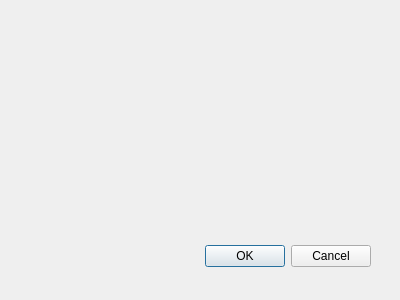
Qt form OpenAerialMap/gui/ui/setting_dialog.ui (hotosm/oam-qgis-plugin) before a commit.
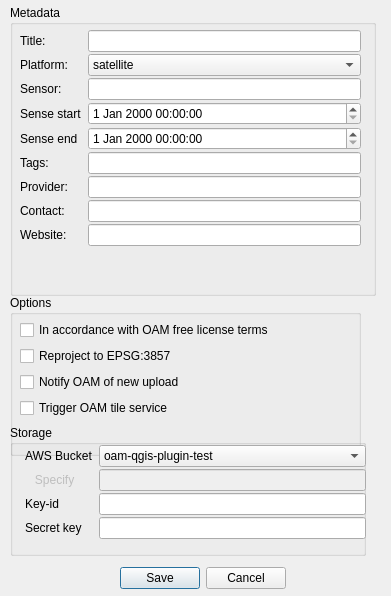
The same form after that commit.

Commit message: Changes to wizard and dialog layouts. New layout for imagery search/browsing.

What changed in the file:
```diff
--- a/OpenAerialMap/gui/ui/setting_dialog.ui
+++ b/OpenAerialMap/gui/ui/setting_dialog.ui
@@ -6,8 +6,8 @@
    <rect>
     <x>0</x>
     <y>0</y>
-    <width>400</width>
-    <height>300</height>
+    <width>391</width>
+    <height>596</height>
    </rect>
   </property>
   <property name="windowTitle">
@@ -16,19 +16,365 @@
   <widget class="QDialogButtonBox" name="buttonBox">
    <property name="geometry">
     <rect>
-     <x>30</x>
-     <y>240</y>
-     <width>341</width>
-     <height>32</height>
+     <x>110</x>
+     <y>565</y>
+     <width>176</width>
+     <height>27</height>
     </rect>
    </property>
    <property name="orientation">
     <enum>Qt::Horizontal</enum>
    </property>
    <property name="standardButtons">
-    <set>QDialogButtonBox::Cancel|QDialogButtonBox::Ok</set>
+    <set>QDialogButtonBox::Cancel|QDialogButtonBox::Save</set>
    </property>
   </widget>
+  <widget class="QGroupBox" name="groupBox">
+   <property name="geometry">
+    <rect>
+     <x>10</x>
+     <y>5</y>
+     <width>366</width>
+     <height>291</height>
+    </rect>
+   </property>
+   <property name="title">
+    <string>Metadata</string>
+   </property>
+   <widget class="QWidget" name="formLayoutWidget_2">
+    <property name="geometry">
+     <rect>
+      <x>10</x>
+      <y>25</y>
+      <width>341</width>
+      <height>256</height>
+     </rect>
+    </property>
+    <layout class="QFormLayout" name="formLayout_1">
+     <property name="fieldGrowthPolicy">
+      <enum>QFormLayout::AllNonFixedFieldsGrow</enum>
+     </property>
+     <property name="verticalSpacing">
+      <number>2</number>
+     </property>
+     <item row="0" column="0">
+      <widget class="QLabel" name="title_label">
+       <property name="text">
+        <string>Title:</string>
+       </property>
+      </widget>
+     </item>
+     <item row="0" column="1">
+      <widget class="QLineEdit" name="title_edit">
+       <property name="toolTip">
+        <string>Human friendly title of the image</string>
+       </property>
+      </widget>
+     </item>
+     <item row="1" column="0">
+      <widget class="QLabel" name="platform_label">
+       <property name="text">
+        <string>Platform:</string>
+       </property>
+      </widget>
+     </item>
+     <item row="1" column="1">
+      <widget class="QComboBox" name="platform_combo_box">
+       <item>
+        <property name="text">
+         <string>satellite</string>
+        </property>
+       </item>
+       <item>
+        <property name="text">
+         <string>aircraft</string>
+        </property>
+       </item>
+       <item>
+        <property name="text">
+         <string>UAV</string>
+        </property>
+       </item>
+       <item>
+        <property name="text">
+         <string>balloon</string>
+        </property>
+       </item>
+       <item>
+        <property name="text">
+         <string>kite</string>
+        </property>
+       </item>
+      </widget>
+     </item>
+     <item row="2" column="0">
+      <widget class="QLabel" name="sensor_label">
+       <property name="text">
+        <string>Sensor:</string>
+       </property>
+      </widget>
+     </item>
+     <item row="2" column="1">
+      <widget class="QLineEdit" name="sensor_edit">
+       <property name="toolTip">
+        <string>Image aquisition device (eg. camera, radar, etc)</string>
+       </property>
+      </widget>
+     </item>
+     <item row="3" column="0">
+      <widget class="QLabel" name="sense_start_label">
+       <property name="text">
+        <string>Sense start</string>
+       </property>
+      </widget>
+     </item>
+     <item row="3" column="1">
+      <layout class="QHBoxLayout" name="horizontalLayout_3">
+       <item>
+        <widget class="QDateTimeEdit" name="sense_start_edit"/>
+       </item>
+      </layout>
+     </item>
+     <item row="5" column="0">
+      <widget class="QLabel" name="sense_end_label">
+       <property name="text">
+        <string>Sense end</string>
+       </property>
+      </widget>
+     </item>
+     <item row="5" column="1">
+      <widget class="QDateTimeEdit" name="sense_end_edit"/>
+     </item>
+     <item row="6" column="0">
+      <widget class="QLabel" name="tags_label">
+       <property name="text">
+        <string>Tags:</string>
+       </property>
+      </widget>
+     </item>
+     <item row="6" column="1">
+      <widget class="QLineEdit" name="tags_edit">
+       <property name="toolTip">
+        <string>Free tags separated by comma</string>
+       </property>
+      </widget>
+     </item>
+     <item row="7" column="0">
+      <widget class="QLabel" name="provider_label">
+       <property name="text">
+        <string>Provider:</string>
+       </property>
+      </widget>
+     </item>
+     <item row="7" column="1">
+      <widget class="QLineEdit" name="provider_edit">
+       <property name="toolTip">
+        <string>Provider/owner of the OIN bucket</string>
+       </property>
+      </widget>
+     </item>
+     <item row="8" column="0">
+      <widget class="QLabel" name="contact_label">
+       <property name="text">
+        <string>Contact:</string>
+       </property>
+      </widget>
+     </item>
+     <item row="8" column="1">
+      <widget class="QLineEdit" name="contact_edit">
+       <property name="toolTip">
+        <string>Name and email address of the data provider</string>
+       </property>
+       <property name="cursorPosition">
+        <number>0</number>
+       </property>
+      </widget>
+     </item>
+     <item row="9" column="0">
+      <widget class="QLabel" name="website_label">
+       <property name="text">
+        <string>Website:</string>
+       </property>
+      </widget>
+     </item>
+     <item row="9" column="1">
+      <widget class="QLineEdit" name="website_edit">
+       <property name="toolTip">
+        <string>Website of the data provider</string>
+       </property>
+      </widget>
+     </item>
+    </layout>
+   </widget>
+  </widget>
+  <widget class="QGroupBox" name="groupBox_2">
+   <property name="geometry">
+    <rect>
+     <x>10</x>
+     <y>295</y>
+     <width>351</width>
+     <height>161</height>
+    </rect>
+   </property>
+   <property name="title">
+    <string>Options</string>
+   </property>
+   <widget class="QWidget" name="">
+    <property name="geometry">
+     <rect>
+      <x>10</x>
+      <y>25</y>
+      <width>341</width>
+      <height>100</height>
+     </rect>
+    </property>
+    <layout class="QVBoxLayout" name="verticalLayout">
+     <item>
+      <widget class="QCheckBox" name="license_check_box">
+       <property name="text">
+        <string>In accordance with OAM free license terms</string>
+       </property>
+      </widget>
+     </item>
+     <item>
+      <widget class="QCheckBox" name="checkBox_3">
+       <property name="text">
+        <string>Reproject to EPSG:3857</string>
+       </property>
+      </widget>
+     </item>
+     <item>
+      <widget class="QCheckBox" name="checkBox">
+       <property name="text">
+        <string>Notify OAM of new upload</string>
+       </property>
+      </widget>
+     </item>
+     <item>
+      <widget class="QCheckBox" name="checkBox_2">
+       <property name="text">
+        <string>Trigger OAM tile service</string>
+       </property>
+      </widget>
+     </item>
+    </layout>
+   </widget>
+  </widget>
+  <widget class="QGroupBox" name="groupBox_3">
+   <property name="geometry">
+    <rect>
+     <x>10</x>
+     <y>425</y>
+     <width>356</width>
+     <height>131</height>
+    </rect>
+   </property>
+   <property name="title">
+    <string>Storage</string>
+   </property>
+   <widget class="QWidget" name="layoutWidget">
+    <property name="geometry">
+     <rect>
+      <x>15</x>
+      <y>20</y>
+      <width>341</width>
+      <height>108</height>
+     </rect>
+    </property>
+    <layout class="QFormLayout" name="formLayout_2">
+     <property name="fieldGrowthPolicy">
+      <enum>QFormLayout::AllNonFixedFieldsGrow</enum>
+     </property>
+     <property name="verticalSpacing">
+      <number>2</number>
+     </property>
+     <item row="0" column="0">
+      <widget class="QLabel" name="storage_label">
+       <property name="text">
+        <string>AWS Bucket</string>
+       </property>
+      </widget>
+     </item>
+     <item row="0" column="1">
+      <widget class="QComboBox" name="storage_combo_box">
+       <property name="editable">
+        <bool>false</bool>
+       </property>
+       <property name="currentIndex">
+        <number>0</number>
+       </property>
+       <item>
+        <property name="text">
+         <string>oam-qgis-plugin-test</string>
+        </property>
+       </item>
+       <item>
+        <property name="text">
+         <string>other...</string>
+        </property>
+       </item>
+      </widget>
+     </item>
+     <item row="2" column="0">
+      <widget class="QLabel" name="key_id_label">
+       <property name="styleSheet">
+        <string notr="true"/>
+       </property>
+       <property name="text">
+        <string>Key-id</string>
+       </property>
+      </widget>
+     </item>
+     <item row="2" column="1">
+      <widget class="QLineEdit" name="key_id_edit">
+       <property name="toolTip">
+        <string>AWS access key id</string>
+       </property>
+      </widget>
+     </item>
+     <item row="3" column="0">
+      <widget class="QLabel" name="secret_key_label">
+       <property name="styleSheet">
+        <string notr="true"/>
+       </property>
+       <property name="text">
+        <string>Secret key</string>
+       </property>
+      </widget>
+     </item>
+     <item row="3" column="1">
+      <widget class="QLineEdit" name="secret_key_edit">
+       <property name="toolTip">
+        <string>AWS secret access key</string>
+       </property>
+      </widget>
+     </item>
+     <item row="1" column="0">
+      <widget class="QLabel" name="specify_label">
+       <property name="enabled">
+        <bool>false</bool>
+       </property>
+       <property name="text">
+        <string>   Specify</string>
+       </property>
+      </widget>
+     </item>
+     <item row="1" column="1">
+      <widget class="QLineEdit" name="specify_edit">
+       <property name="enabled">
+        <bool>false</bool>
+       </property>
+       <property name="toolTip">
+        <string>Bucket name which is not listed above </string>
+       </property>
+       <property name="text">
+        <string/>
+       </property>
+      </widget>
+     </item>
+    </layout>
+   </widget>
+  </widget>
  </widget>
  <resources/>
  <connections>
```
Left out of the diff: 2 changed lines with no effect on the pictures. The commit also changes 4 other files.
